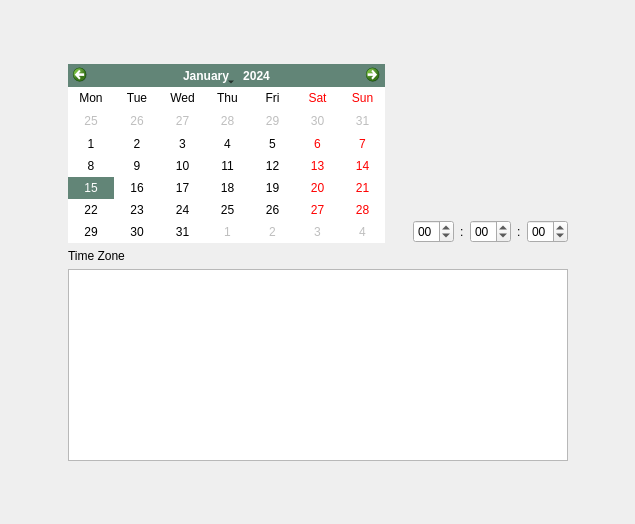
This is yali/gui/Ui/datetimewidget.ui in dadas45li/yali as Qt 5 draws it before an edit. The edited form follows.
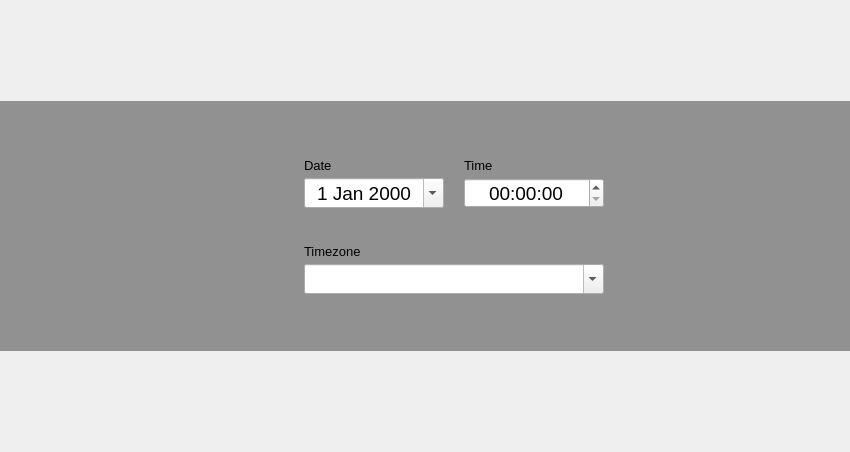
This is the edited form. Icons and pictures are not drawn. Custom widgets are drawn as their Qt base class.

Patch:
```diff
--- a/yali/gui/Ui/datetimewidget.ui
+++ b/yali/gui/Ui/datetimewidget.ui
@@ -6,19 +6,113 @@
    <rect>
     <x>0</x>
     <y>0</y>
-    <width>635</width>
-    <height>524</height>
+    <width>850</width>
+    <height>452</height>
    </rect>
   </property>
+  <property name="sizePolicy">
+   <sizepolicy hsizetype="Preferred" vsizetype="Fixed">
+    <horstretch>0</horstretch>
+    <verstretch>0</verstretch>
+   </sizepolicy>
+  </property>
+  <property name="minimumSize">
+   <size>
+    <width>596</width>
+    <height>0</height>
+   </size>
+  </property>
   <property name="windowTitle">
    <string>Form</string>
   </property>
   <property name="styleSheet">
    <string notr="true"/>
   </property>
-  <layout class="QGridLayout">
-   <item row="0" column="1" colspan="3">
-    <spacer>
+  <layout class="QGridLayout" name="gridLayout">
+   <property name="margin">
+    <number>0</number>
+   </property>
+   <item row="0" column="0">
+    <widget class="QFrame" name="frame">
+     <property name="sizePolicy">
+      <sizepolicy hsizetype="Expanding" vsizetype="Preferred">
+       <horstretch>0</horstretch>
+       <verstretch>0</verstretch>
+      </sizepolicy>
+     </property>
+     <property name="minimumSize">
+      <size>
+       <width>600</width>
+       <height>250</height>
+      </size>
+     </property>
+     <property name="maximumSize">
+      <size>
+       <width>16777215</width>
+       <height>250</height>
+      </size>
+     </property>
+     <property name="styleSheet">
+      <string notr="true">#frame{background-color: rgba(0,0,0,100)}</string>
+     </property>
+     <property name="frameShape">
+      <enum>QFrame::NoFrame</enum>
+     </property>
+     <property name="frameShadow">
+      <enum>QFrame::Raised</enum>
+     </property>
+     <layout class="QHBoxLayout" name="horizontalLayout_2">
+      <property name="spacing">
+       <number>50</number>
+      </property>
+      <property name="leftMargin">
+       <number>0</number>
+      </property>
+      <property name="topMargin">
+       <number>20</number>
+      </property>
+      <property name="rightMargin">
+       <number>0</number>
+      </property>
+      <property name="bottomMargin">
+       <number>20</number>
+      </property>
+      <item>
+       <spacer name="horizontalSpacer">
+        <property name="orientation">
+         <enum>Qt::Horizontal</enum>
+        </property>
+        <property name="sizeHint" stdset="0">
+         <size>
+          <width>40</width>
+          <height>20</height>
+         </size>
+        </property>
+       </spacer>
+      </item>
+      <item>
+       <widget class="QLabel" name="label">
+        <property name="text">
+         <string/>
+        </property>
+        <property name="pixmap">
+         <pixmap resource="../../data.qrc">:/gui/pics/preferences-system-time-big.png</pixmap>
+        </property>
+       </widget>
+      </item>
+      <item>
+       <layout class="QVBoxLayout" name="verticalLayout">
+        <property name="spacing">
+         <number>0</number>
+        </property>
+        <property name="topMargin">
+         <number>0</number>
+        </property>
+        <property name="rightMargin">
+         <number>0</number>
+        </property>
+        <item>
+         <spacer name="verticalSpacer">
      <property name="orientation">
       <enum>Qt::Vertical</enum>
      </property>
@@ -30,165 +124,228 @@
      </property>
     </spacer>
    </item>
-   <item row="1" column="0" rowspan="3">
-    <spacer>
-     <property name="orientation">
-      <enum>Qt::Horizontal</enum>
-     </property>
-     <property name="sizeHint" stdset="0">
-      <size>
-       <width>40</width>
-       <height>20</height>
-      </size>
-     </property>
-    </spacer>
-   </item>
-   <item row="1" column="1" rowspan="2">
-    <widget class="QCalendarWidget" name="calendarWidget">
-     <property name="autoFillBackground">
-      <bool>true</bool>
-     </property>
-     <property name="styleSheet">
-      <string notr="true">selection-background-color: #628577;
-alternate-background-color: rgba(255, 255, 255, 122);
-</string>
-     </property>
-     <property name="firstDayOfWeek">
-      <enum>Qt::Monday</enum>
-     </property>
-     <property name="gridVisible">
-      <bool>false</bool>
-     </property>
-     <property name="horizontalHeaderFormat">
-      <enum>QCalendarWidget::ShortDayNames</enum>
-     </property>
-     <property name="verticalHeaderFormat">
-      <enum>QCalendarWidget::NoVerticalHeader</enum>
-     </property>
-     <property name="navigationBarVisible">
-      <bool>true</bool>
-     </property>
-    </widget>
-   </item>
-   <item row="1" column="2" rowspan="2">
-    <spacer>
-     <property name="orientation">
-      <enum>Qt::Horizontal</enum>
-     </property>
-     <property name="sizeType">
-      <enum>QSizePolicy::Fixed</enum>
-     </property>
-     <property name="sizeHint" stdset="0">
-      <size>
-       <width>16</width>
-       <height>20</height>
-      </size>
-     </property>
-    </spacer>
-   </item>
-   <item row="1" column="3">
-    <widget class="AnalogClock" name="analogClock">
-     <property name="minimumSize">
-      <size>
-       <width>0</width>
-       <height>150</height>
-      </size>
-     </property>
-     <property name="toolTip">
-      <string>The current time</string>
-     </property>
-    </widget>
-   </item>
-   <item row="1" column="4" rowspan="3">
-    <spacer>
-     <property name="orientation">
-      <enum>Qt::Horizontal</enum>
-     </property>
-     <property name="sizeHint" stdset="0">
-      <size>
-       <width>40</width>
-       <height>20</height>
-      </size>
-     </property>
-    </spacer>
-   </item>
-   <item row="2" column="3">
-    <layout class="QHBoxLayout">
+        <item>
+         <layout class="QHBoxLayout" name="horizontalLayout_3">
+          <property name="spacing">
+           <number>20</number>
+          </property>
+          <property name="bottomMargin">
+           <number>0</number>
+          </property>
      <item>
-      <widget class="QTimeEdit" name="timeHours">
-       <property name="wrapping">
-        <bool>true</bool>
-       </property>
-       <property name="displayFormat">
-        <string notr="true">HH</string>
-       </property>
-      </widget>
-     </item>
+           <layout class="QVBoxLayout" name="verticalLayout_3">
+            <property name="spacing">
+             <number>5</number>
+            </property>
+            <property name="bottomMargin">
+             <number>0</number>
+            </property>
      <item>
       <widget class="QLabel" name="label_2">
+              <property name="font">
+               <font>
+                <pointsize>10</pointsize>
+               </font>
+              </property>
        <property name="text">
-        <string>:</string>
+               <string>Date</string>
        </property>
       </widget>
      </item>
      <item>
-      <widget class="QTimeEdit" name="timeMinutes">
+             <widget class="QDateEdit" name="calendarWidget">
+              <property name="sizePolicy">
+               <sizepolicy hsizetype="Preferred" vsizetype="Preferred">
+                <horstretch>0</horstretch>
+                <verstretch>0</verstretch>
+               </sizepolicy>
+              </property>
+              <property name="minimumSize">
+               <size>
+                <width>140</width>
+                <height>30</height>
+               </size>
+              </property>
+              <property name="maximumSize">
+               <size>
+                <width>140</width>
+                <height>30</height>
+               </size>
+              </property>
+              <property name="font">
+               <font>
+                <pointsize>14</pointsize>
+                <weight>50</weight>
+                <bold>false</bold>
+               </font>
+              </property>
        <property name="wrapping">
+               <bool>false</bool>
+              </property>
+              <property name="frame">
         <bool>true</bool>
        </property>
-       <property name="displayFormat">
-        <string notr="true">mm</string>
+              <property name="alignment">
+               <set>Qt::AlignCenter</set>
+              </property>
+              <property name="readOnly">
+               <bool>false</bool>
+              </property>
+              <property name="buttonSymbols">
+               <enum>QAbstractSpinBox::NoButtons</enum>
+              </property>
+              <property name="accelerated">
+               <bool>false</bool>
+              </property>
+              <property name="keyboardTracking">
+               <bool>true</bool>
+              </property>
+              <property name="calendarPopup">
+               <bool>true</bool>
+              </property>
+              <property name="date">
+               <date>
+                <year>2000</year>
+                <month>1</month>
+                <day>1</day>
+               </date>
        </property>
       </widget>
      </item>
+           </layout>
+          </item>
+          <item>
+           <layout class="QVBoxLayout" name="verticalLayout_2">
+            <property name="spacing">
+             <number>5</number>
+            </property>
+            <property name="topMargin">
+             <number>0</number>
+            </property>
      <item>
       <widget class="QLabel" name="label_3">
+              <property name="font">
+               <font>
+                <pointsize>10</pointsize>
+               </font>
+              </property>
        <property name="text">
-        <string>:</string>
+               <string>Time</string>
        </property>
       </widget>
      </item>
      <item>
-      <widget class="QTimeEdit" name="timeSeconds">
-       <property name="wrapping">
-        <bool>true</bool>
+             <widget class="QTimeEdit" name="timeEdit">
+              <property name="sizePolicy">
+               <sizepolicy hsizetype="Preferred" vsizetype="Preferred">
+                <horstretch>0</horstretch>
+                <verstretch>0</verstretch>
+               </sizepolicy>
+              </property>
+              <property name="minimumSize">
+               <size>
+                <width>140</width>
+                <height>30</height>
+               </size>
+              </property>
+              <property name="maximumSize">
+               <size>
+                <width>140</width>
+                <height>30</height>
+               </size>
+              </property>
+              <property name="font">
+               <font>
+                <pointsize>14</pointsize>
+                <weight>50</weight>
+                <bold>false</bold>
+               </font>
+              </property>
+              <property name="styleSheet">
+               <string notr="true"/>
+              </property>
+              <property name="alignment">
+               <set>Qt::AlignCenter</set>
        </property>
        <property name="displayFormat">
-        <string notr="true">ss</string>
+               <string>HH:mm:ss</string>
+              </property>
+              <property name="calendarPopup">
+               <bool>true</bool>
        </property>
       </widget>
      </item>
     </layout>
    </item>
-   <item row="3" column="1" colspan="3">
-    <layout class="QVBoxLayout">
+         </layout>
+        </item>
      <item>
-      <widget class="QLabel" name="label">
+         <spacer name="verticalSpacer_3">
+          <property name="orientation">
+           <enum>Qt::Vertical</enum>
+          </property>
+          <property name="sizeHint" stdset="0">
+           <size>
+            <width>20</width>
+            <height>40</height>
+           </size>
+          </property>
+         </spacer>
+        </item>
+        <item>
+         <layout class="QVBoxLayout" name="verticalLayout_4">
+          <property name="spacing">
+           <number>5</number>
+          </property>
+          <property name="bottomMargin">
+           <number>0</number>
+          </property>
+          <item>
+           <widget class="QLabel" name="label_4">
+            <property name="font">
+             <font>
+              <pointsize>10</pointsize>
+             </font>
+            </property>
        <property name="text">
-        <string>Time Zone</string>
+             <string>Timezone</string>
        </property>
       </widget>
      </item>
      <item>
-      <widget class="QListWidget" name="timeZoneList">
+           <widget class="QComboBox" name="timeZoneList">
+            <property name="sizePolicy">
+             <sizepolicy hsizetype="Preferred" vsizetype="Preferred">
+              <horstretch>0</horstretch>
+              <verstretch>0</verstretch>
+             </sizepolicy>
+            </property>
        <property name="minimumSize">
         <size>
-         <width>500</width>
-         <height>0</height>
-        </size>
-       </property>
-       <property name="alternatingRowColors">
-        <bool>false</bool>
-       </property>
-       <property name="selectionRectVisible">
-        <bool>false</bool>
+              <width>0</width>
+              <height>30</height>
+             </size>
+            </property>
+            <property name="maximumSize">
+             <size>
+              <width>16777215</width>
+              <height>30</height>
+             </size>
+            </property>
+            <property name="font">
+             <font>
+              <pointsize>15</pointsize>
+             </font>
+            </property>
+            <property name="editable">
+             <bool>true</bool>
        </property>
       </widget>
      </item>
     </layout>
    </item>
-   <item row="4" column="1" colspan="3">
-    <spacer>
+        <item>
+         <spacer name="verticalSpacer_2">
      <property name="orientation">
       <enum>Qt::Vertical</enum>
      </property>
@@ -201,14 +358,27 @@
     </spacer>
    </item>
   </layout>
- </widget>
- <customwidgets>
-  <customwidget>
-   <class>AnalogClock</class>
-   <extends>QWidget</extends>
-   <header>analogclock.h</header>
-  </customwidget>
- </customwidgets>
- <resources/>
+      </item>
+      <item>
+       <spacer name="horizontalSpacer_2">
+        <property name="orientation">
+         <enum>Qt::Horizontal</enum>
+        </property>
+        <property name="sizeHint" stdset="0">
+         <size>
+          <width>40</width>
+          <height>20</height>
+         </size>
+        </property>
+       </spacer>
+      </item>
+     </layout>
+    </widget>
+   </item>
+  </layout>
+ </widget>
+ <resources>
+  <include location="../../data.qrc"/>
+ </resources>
  <connections/>
 </ui>
```
Lines whose indentation alone changed are shown as unchanged.
